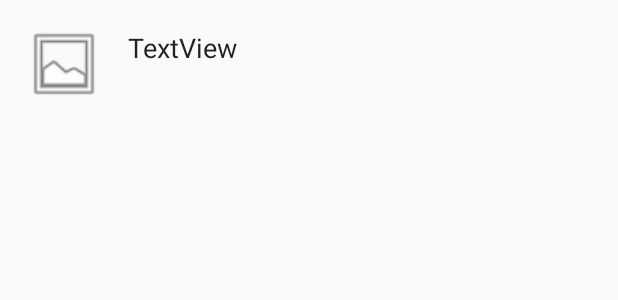
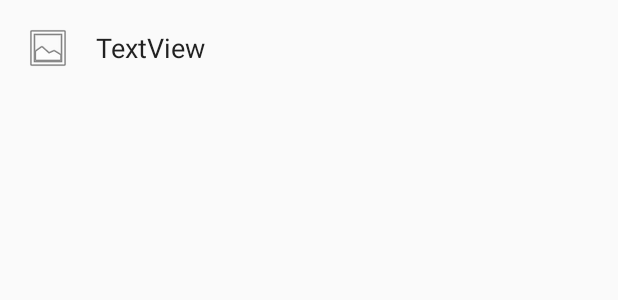
Before and after one commit to SolderByte/tessract, an Android app: the layout dialog_list_icons.xml on its own in the app's theme, with its tools: preview values and no code run, on a phone screen of 412 x 824 dp. Shown: the top 300 px of the screen. Run offline under Robolectric (Android 15) with nearby library versions, the phone set to English and light mode, and no system bars.

Commit message:
android icon app list

```diff
--- a/android/app/src/main/java/com/solderbyte/tessract/MainActivity.java
+++ b/android/app/src/main/java/com/solderbyte/tessract/MainActivity.java
@@ -341,7 +341,7 @@ public class MainActivity extends AppCompatActivity implements NavigationView.On
         alert.show();
     }
 
-    private void showDialogApplications(ArrayAdapterWithIcon adapter) {
+    private void showDialogApplications(final ArrayAdapterWithIcon adapter) {
         Log.d(LOG_TAG, "showDialogApplications");
         final AlertDialog.Builder builder = new AlertDialog.Builder(MainActivity.this);
         builder.setTitle(R.string.dialog_applications_title);
@@ -353,7 +353,7 @@ public class MainActivity extends AppCompatActivity implements NavigationView.On
             builder.setSingleChoiceItems(adapter, -1, new DialogInterface.OnClickListener() {
                 @Override
                 public void onClick(DialogInterface dialog, int index) {
-                    Log.d(LOG_TAG, "App choice: " + index);
+                    Log.d(LOG_TAG, "App choice: " + adapter.getItem(index));
                     dialog.dismiss();
                 }
             });
--- a/android/app/src/main/java/com/solderbyte/tessract/TessractService.java
+++ b/android/app/src/main/java/com/solderbyte/tessract/TessractService.java
@@ -93,9 +93,6 @@ public class TessractService extends Service {
 
         // Create package manager
         packageManager = this.getPackageManager();
-
-        // Get list of applications
-        this.listApplications();
 
         this.startForeground(notificationId, notification);
         return super.onStartCommand(intent, flags, startId);
--- a/android/app/src/main/res/layout/dialog_list_icons.xml
+++ b/android/app/src/main/res/layout/dialog_list_icons.xml
@@ -10,22 +10,20 @@
         android:layout_height="wrap_content"
         app:srcCompat="@android:drawable/ic_menu_gallery"
         android:id="@+id/dialog_list_icon"
-        android:paddingStart="?android:attr/listPreferredItemPaddingStart"
-        android:paddingEnd="?android:attr/listPreferredItemPaddingEnd"
-        android:minWidth="85dp"
-        android:minHeight="85dp"
-        android:maxWidth="85dp"
-        android:maxHeight="85dp" />
+        android:paddingLeft="?android:attr/listPreferredItemPaddingLeft"
+        android:paddingRight="?android:attr/listPreferredItemPaddingRight"
+        android:minHeight="?attr/listPreferredItemHeight"
+        android:maxHeight="?attr/listPreferredItemHeight" />
 
     <TextView
         android:text="TextView"
-        android:layout_width="wrap_content"
+        android:layout_width="match_parent"
         android:layout_height="wrap_content"
         android:id="@+id/dialog_list_text"
         android:minHeight="?attr/listPreferredItemHeight"
+        android:maxHeight="?attr/listPreferredItemHeight"
         android:textAppearance="?android:attr/textAppearanceMedium"
         android:textColor="?android:attr/textColorAlertDialogListItem"
         android:gravity="center_vertical"
-        android:paddingEnd="?android:attr/listPreferredItemPaddingEnd"
         android:ellipsize="marquee" />
 </LinearLayout>
```
Also changed, not shown: android/app/src/main/java/com/solderbyte/tessract/ArrayAdapterWithIcon.java (+12 -4 lines).
